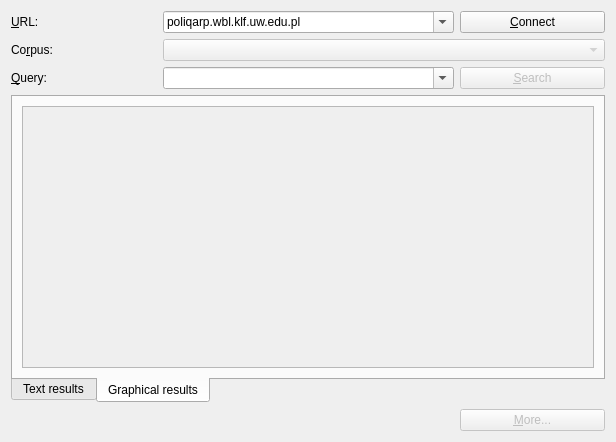
This is src/poliqarpwidget.ui in jsbien/djview-poliqarp_fork as Qt 5 draws it before an edit. The edited form follows.
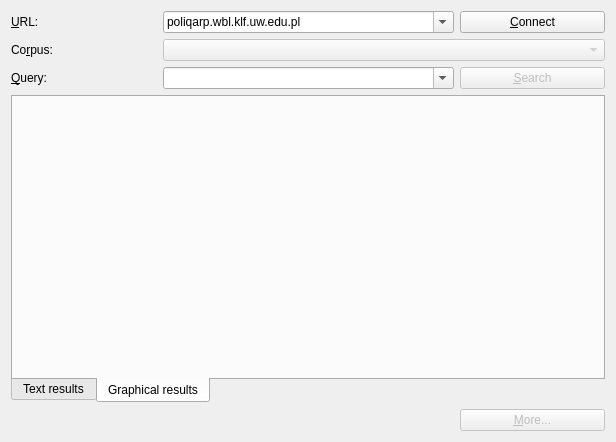
This is the edited form. Custom widgets are drawn as their Qt base class.

```diff
--- a/src/poliqarpwidget.ui
+++ b/src/poliqarpwidget.ui
@@ -165,21 +165,7 @@
       </attribute>
       <layout class="QHBoxLayout" name="horizontalLayout_2">
        <item>
-        <widget class="QScrollArea" name="scrollArea">
-         <property name="widgetResizable">
-          <bool>true</bool>
-         </property>
-         <widget class="DjVuItemList" name="graphicalResultList">
-          <property name="geometry">
-           <rect>
-            <x>0</x>
-            <y>0</y>
-            <width>574</width>
-            <height>241</height>
-           </rect>
-          </property>
-         </widget>
-        </widget>
+        <widget class="DjVuItemList" name="graphicalResultList" native="true"/>
        </item>
       </layout>
      </widget>
```
